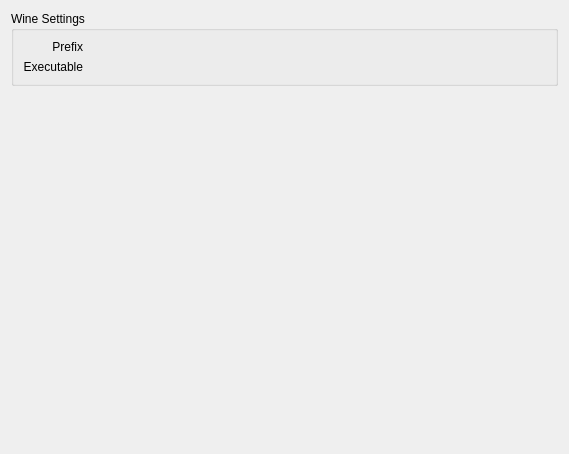
Before: the Qt Designer form rare/ui/components/tabs/settings/linux.ui in RareDevs/Rare, drawn with Qt 5.
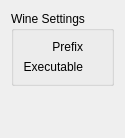
After: the same form once the commit is applied.

```diff
--- a/rare/ui/components/tabs/settings/linux.ui
+++ b/rare/ui/components/tabs/settings/linux.ui
@@ -6,8 +6,8 @@
    <rect>
     <x>0</x>
     <y>0</y>
-    <width>569</width>
-    <height>454</height>
+    <width>109</width>
+    <height>138</height>
    </rect>
   </property>
   <property name="windowTitle">
```
